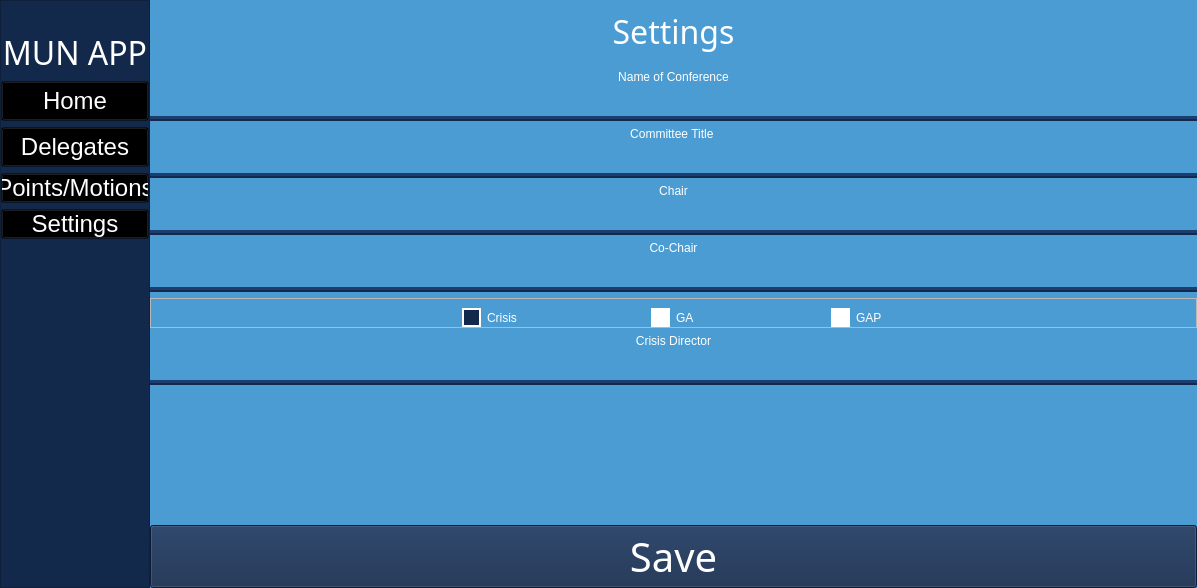
First picture: the form in mun_app_ui.ui, repository mkirby528/Run-MUN, before the edit.
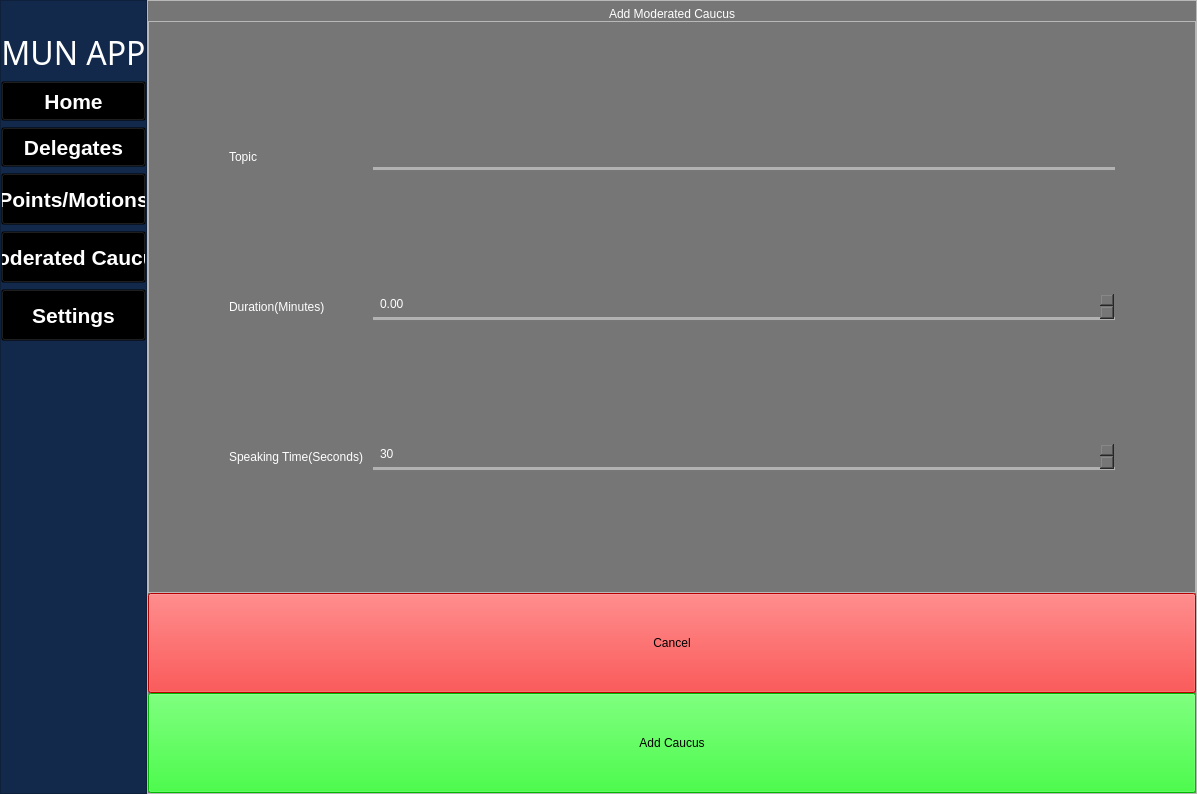
Second picture: the form after the edit. The open tabs and pages were chosen to show the change. Icons and pictures are not drawn.

The edit to the form file:
```diff
--- a/mun_app_ui.ui
+++ b/mun_app_ui.ui
@@ -7,7 +7,7 @@
     <x>0</x>
     <y>0</y>
     <width>1197</width>
-    <height>588</height>
+    <height>794</height>
    </rect>
   </property>
   <property name="font">
@@ -27,12 +27,13 @@
 	color:white;
 	font: 75 24pt &quot;Poor Richard&quot;;
 }
-QPushButton#home_button,#delegates_button,#points_motions_button,#settings_button {
+#home_button,#delegates_button,#points_motions_button,#settings_button, #moderated_caucus_button {
 		background-color: transparent;
 		border-color: transparent;
 		color:white;	
 		width: 100%;
 		margin: 0px;		
+		height: 50px
 }
 
 QPushButton#home_button:hover,#delegates_button:hover,#points_motions_button:hover,#settings_button:hover{
@@ -40,12 +41,12 @@
 
 }
 
-#settings_page, #points_motions_page{
+#settings_page, #points_motions_page, #moderated_caucus_page{
 	background-color: #4B9CD3;
 
 }
 
-#settings_title_label, #delegates_title_label, #points_and_motions_label{
+#settings_title_label, #delegates_title_label, #points_and_motions_label,#moderated_caucus_title_label{
 	color:white;
 	font: 24pt &quot;Arial Black&quot;;
 	padding-bottom: 10px;
@@ -69,7 +70,6 @@
 
 QRadioButton {
     color:                  white;
-	
 	font: 14pt &quot;Arial Black&quot;;
 }
 
@@ -99,7 +99,7 @@
 		background-color: #4B9CD3;
 }
 
-#add_delegate_button, #add_motion_button{
+#add_delegate_button, #add_motion_button, #add_mod_caucus_button{
 	background-color: #767676;
 	border-color: transparent;
 	color:white;
@@ -115,18 +115,59 @@
 	background-color: lightgrey;
 }
 
-#delegates_info_label{
+#delegates_info_label, #mod_info_label,#mod_speakers_list_label{
 	background-color:#13294B;
 	color:white;
 	font: 87 12pt &quot;Arial Black&quot;;
 }
 
+#add_delegate_page, #add_mod_caucus_page{
+background-color: #767676;
+}
+#add_delegate_page_title, #add_mod_caucus_title{
+	color:white;
+	font: 75 36pt &quot;MS Shell Dlg 2&quot;;
+}
 
+#add_delegate_name_field, #add_mod_topic_field{
+	color:white;
+	background-color: #767676;
+	font: 75 24pt &quot;MS Shell Dlg 2&quot;;	border-style: ridge;
+    border-width: 0px,5px,0px,0px;
+    border-color: #777777;
+	padding: 5px
+}
 
+#cancel_button, #cancel_button_mod{
+	background-color: red;
+	color: black;
+	font: 87 24pt &quot;Arial Black&quot;;
+}
 
-</string>
+
+#confirm_add_button, #confirm_add_button_mod{
+	background-color: lime;
+	color: black;
+	font: 87 24pt &quot;Arial Black&quot;;
+}
+
+#duration_spin_box, #speaking_time_spin_box{
+	color:white;
+	background-color: #767676;
+	font: 75 14pt &quot;MS Shell Dlg 2&quot;;	
+	border-style: ridge;
+    border-width: 0px,5px,0px,0px;
+    border-color: #777777;
+	padding: 5px
+}
+
+
+#add_topic_label, #add_duration_label, #add_speaking_time_label{
+	color:white;
+	font: 87 14pt &quot;Arial Black&quot;;
+}</string>
   </property>
-  <layout class="QGridLayout" name="gridLayout" columnstretch="1,7">
+  <layout class="QGridLayout" name="gridLayout_4">
    <property name="leftMargin">
     <number>0</number>
    </property>
@@ -145,7 +186,7 @@
    <item row="0" column="1">
     <widget class="QStackedWidget" name="content_pane">
      <property name="sizePolicy">
-      <sizepolicy hsizetype="Preferred" vsizetype="Preferred">
+      <sizepolicy hsizetype="Expanding" vsizetype="Expanding">
        <horstretch>0</horstretch>
        <verstretch>0</verstretch>
       </sizepolicy>
@@ -449,6 +490,297 @@
        </item>
       </layout>
      </widget>
+     <widget class="QWidget" name="moderated_caucus_page">
+      <layout class="QGridLayout" name="gridLayout" columnstretch="2,1">
+       <property name="verticalSpacing">
+        <number>3</number>
+       </property>
+       <item row="4" column="0">
+        <widget class="QFrame" name="mod_timer_button_bar">
+         <property name="sizePolicy">
+          <sizepolicy hsizetype="Preferred" vsizetype="Preferred">
+           <horstretch>0</horstretch>
+           <verstretch>0</verstretch>
+          </sizepolicy>
+         </property>
+         <layout class="QHBoxLayout" name="horizontalLayout">
+          <item>
+           <widget class="QPushButton" name="start_timer_mod">
+            <property name="text">
+             <string>Start </string>
+            </property>
+           </widget>
+          </item>
+          <item>
+           <widget class="QPushButton" name="pause_timer_mod">
+            <property name="sizePolicy">
+             <sizepolicy hsizetype="Minimum" vsizetype="Fixed">
+              <horstretch>0</horstretch>
+              <verstretch>4</verstretch>
+             </sizepolicy>
+            </property>
+            <property name="text">
+             <string>Pause/Resume</string>
+            </property>
+           </widget>
+          </item>
+          <item>
+           <widget class="QPushButton" name="reset_timer_mod">
+            <property name="text">
+             <string>Reset</string>
+            </property>
+           </widget>
+          </item>
+         </layout>
+        </widget>
+       </item>
+       <item row="2" column="1">
+        <widget class="QLabel" name="mod_speakers_list_label">
+         <property name="text">
+          <string>Speakers </string>
+         </property>
+         <property name="alignment">
+          <set>Qt::AlignCenter</set>
+         </property>
+        </widget>
+       </item>
+       <item row="2" column="0">
+        <widget class="QLabel" name="mod_info_label">
+         <property name="text">
+          <string>MOD INFO</string>
+         </property>
+         <property name="alignment">
+          <set>Qt::AlignHCenter|Qt::AlignTop</set>
+         </property>
+        </widget>
+       </item>
+       <item row="0" column="0" colspan="2">
+        <widget class="QLabel" name="moderated_caucus_title_label">
+         <property name="text">
+          <string>Moderated Caucus</string>
+         </property>
+         <property name="alignment">
+          <set>Qt::AlignHCenter|Qt::AlignTop</set>
+         </property>
+        </widget>
+       </item>
+       <item row="4" column="1">
+        <widget class="QPushButton" name="pushButton_4">
+         <property name="text">
+          <string>Add Speaker</string>
+         </property>
+        </widget>
+       </item>
+       <item row="3" column="1">
+        <widget class="QScrollArea" name="scrollArea">
+         <property name="widgetResizable">
+          <bool>true</bool>
+         </property>
+         <widget class="QWidget" name="scrollAreaWidgetContents_3">
+          <property name="geometry">
+           <rect>
+            <x>0</x>
+            <y>0</y>
+            <width>322</width>
+            <height>583</height>
+           </rect>
+          </property>
+         </widget>
+        </widget>
+       </item>
+       <item row="1" column="0" colspan="2">
+        <widget class="QPushButton" name="add_mod_caucus_button">
+         <property name="text">
+          <string>Add Caucus</string>
+         </property>
+        </widget>
+       </item>
+       <item row="3" column="0">
+        <widget class="QLCDNumber" name="countdown_timer">
+         <property name="frameShape">
+          <enum>QFrame::NoFrame</enum>
+         </property>
+         <property name="digitCount">
+          <number>1</number>
+         </property>
+        </widget>
+       </item>
+      </layout>
+     </widget>
+     <widget class="QWidget" name="add_mod_caucus_page">
+      <layout class="QVBoxLayout" name="verticalLayout_5">
+       <property name="spacing">
+        <number>0</number>
+       </property>
+       <property name="leftMargin">
+        <number>0</number>
+       </property>
+       <property name="topMargin">
+        <number>0</number>
+       </property>
+       <property name="rightMargin">
+        <number>0</number>
+       </property>
+       <property name="bottomMargin">
+        <number>0</number>
+       </property>
+       <item>
+        <widget class="QFrame" name="add_mod_page_frame">
+         <property name="frameShape">
+          <enum>QFrame::StyledPanel</enum>
+         </property>
+         <property name="frameShadow">
+          <enum>QFrame::Raised</enum>
+         </property>
+         <layout class="QVBoxLayout" name="verticalLayout_6">
+          <property name="spacing">
+           <number>0</number>
+          </property>
+          <property name="leftMargin">
+           <number>0</number>
+          </property>
+          <property name="topMargin">
+           <number>6</number>
+          </property>
+          <property name="rightMargin">
+           <number>0</number>
+          </property>
+          <property name="bottomMargin">
+           <number>0</number>
+          </property>
+          <item>
+           <widget class="QLabel" name="add_mod_caucus_title">
+            <property name="sizePolicy">
+             <sizepolicy hsizetype="Preferred" vsizetype="Fixed">
+              <horstretch>0</horstretch>
+              <verstretch>0</verstretch>
+             </sizepolicy>
+            </property>
+            <property name="text">
+             <string>Add Moderated Caucus</string>
+            </property>
+            <property name="alignment">
+             <set>Qt::AlignCenter</set>
+            </property>
+           </widget>
+          </item>
+          <item>
+           <widget class="QFrame" name="frame_2">
+            <property name="frameShape">
+             <enum>QFrame::StyledPanel</enum>
+            </property>
+            <property name="frameShadow">
+             <enum>QFrame::Raised</enum>
+            </property>
+            <layout class="QGridLayout" name="gridLayout_5">
+             <property name="leftMargin">
+              <number>80</number>
+             </property>
+             <property name="topMargin">
+              <number>0</number>
+             </property>
+             <property name="rightMargin">
+              <number>80</number>
+             </property>
+             <property name="bottomMargin">
+              <number>0</number>
+             </property>
+             <property name="horizontalSpacing">
+              <number>10</number>
+             </property>
+             <property name="verticalSpacing">
+              <number>0</number>
+             </property>
+             <item row="0" column="1">
+              <widget class="QLineEdit" name="add_mod_topic_field">
+               <property name="text">
+                <string/>
+               </property>
+              </widget>
+             </item>
+             <item row="4" column="1">
+              <widget class="QSpinBox" name="speaking_time_spin_box">
+               <property name="maximum">
+                <number>999</number>
+               </property>
+               <property name="value">
+                <number>30</number>
+               </property>
+              </widget>
+             </item>
+             <item row="4" column="0">
+              <widget class="QLabel" name="add_speaking_time_label">
+               <property name="text">
+                <string>Speaking Time(Seconds)</string>
+               </property>
+              </widget>
+             </item>
+             <item row="0" column="0">
+              <widget class="QLabel" name="add_topic_label">
+               <property name="text">
+                <string>Topic</string>
+               </property>
+               <property name="alignment">
+                <set>Qt::AlignLeading|Qt::AlignLeft|Qt::AlignVCenter</set>
+               </property>
+              </widget>
+             </item>
+             <item row="1" column="1">
+              <widget class="QDoubleSpinBox" name="duration_spin_box"/>
+             </item>
+             <item row="1" column="0">
+              <widget class="QLabel" name="add_duration_label">
+               <property name="text">
+                <string>Duration(Minutes)</string>
+               </property>
+              </widget>
+             </item>
+            </layout>
+           </widget>
+          </item>
+          <item>
+           <widget class="QPushButton" name="cancel_button_mod">
+            <property name="sizePolicy">
+             <sizepolicy hsizetype="Minimum" vsizetype="MinimumExpanding">
+              <horstretch>0</horstretch>
+              <verstretch>0</verstretch>
+             </sizepolicy>
+            </property>
+            <property name="maximumSize">
+             <size>
+              <width>16777215</width>
+              <height>100</height>
+             </size>
+            </property>
+            <property name="text">
+             <string>Cancel</string>
+            </property>
+           </widget>
+          </item>
+          <item>
+           <widget class="QPushButton" name="confirm_add_button_mod">
+            <property name="sizePolicy">
+             <sizepolicy hsizetype="Minimum" vsizetype="MinimumExpanding">
+              <horstretch>0</horstretch>
+              <verstretch>0</verstretch>
+             </sizepolicy>
+            </property>
+            <property name="maximumSize">
+             <size>
+              <width>16777215</width>
+              <height>100</height>
+             </size>
+            </property>
+            <property name="text">
+             <string>Add Caucus</string>
+            </property>
+           </widget>
+          </item>
+         </layout>
+        </widget>
+       </item>
+      </layout>
+     </widget>
      <widget class="QWidget" name="settings_page">
       <layout class="QFormLayout" name="formLayout">
        <property name="horizontalSpacing">
@@ -721,7 +1053,9 @@
      </property>
      <property name="font">
       <font>
-       <pointsize>4</pointsize>
+       <pointsize>16</pointsize>
+       <weight>75</weight>
+       <bold>true</bold>
       </font>
      </property>
      <property name="styleSheet">
@@ -733,7 +1067,7 @@
      <property name="frameShadow">
       <enum>QFrame::Plain</enum>
      </property>
-     <layout class="QGridLayout" name="gridLayout_2" rowstretch="0,0,0,0,0,0,0">
+     <layout class="QGridLayout" name="gridLayout_2" rowstretch="0,0,0,0,0,0,0,0,0,0">
       <property name="sizeConstraint">
        <enum>QLayout::SetMaximumSize</enum>
       </property>
@@ -746,6 +1080,103 @@
       <property name="bottomMargin">
        <number>9</number>
       </property>
+      <item row="1" column="0">
+       <widget class="QLabel" name="app_title">
+        <property name="font">
+         <font>
+          <family>Poor Richard</family>
+          <pointsize>24</pointsize>
+          <weight>9</weight>
+          <italic>false</italic>
+          <bold>false</bold>
+         </font>
+        </property>
+        <property name="text">
+         <string>MUN APP</string>
+        </property>
+        <property name="alignment">
+         <set>Qt::AlignCenter</set>
+        </property>
+        <property name="wordWrap">
+         <bool>true</bool>
+        </property>
+       </widget>
+      </item>
+      <item row="4" column="0">
+       <widget class="QPushButton" name="delegates_button">
+        <property name="sizePolicy">
+         <sizepolicy hsizetype="Expanding" vsizetype="Fixed">
+          <horstretch>0</horstretch>
+          <verstretch>0</verstretch>
+         </sizepolicy>
+        </property>
+        <property name="minimumSize">
+         <size>
+          <width>20</width>
+          <height>40</height>
+         </size>
+        </property>
+        <property name="maximumSize">
+         <size>
+          <width>200</width>
+          <height>40</height>
+         </size>
+        </property>
+        <property name="sizeIncrement">
+         <size>
+          <width>0</width>
+          <height>0</height>
+         </size>
+        </property>
+        <property name="font">
+         <font>
+          <pointsize>16</pointsize>
+          <weight>75</weight>
+          <bold>true</bold>
+         </font>
+        </property>
+        <property name="layoutDirection">
+         <enum>Qt::LeftToRight</enum>
+        </property>
+        <property name="text">
+         <string>Delegates</string>
+        </property>
+        <property name="default">
+         <bool>false</bool>
+        </property>
+        <property name="flat">
+         <bool>false</bool>
+        </property>
+       </widget>
+      </item>
+      <item row="8" column="0">
+       <widget class="QPushButton" name="settings_button">
+        <property name="font">
+         <font>
+          <pointsize>16</pointsize>
+          <weight>75</weight>
+          <bold>true</bold>
+         </font>
+        </property>
+        <property name="text">
+         <string>Settings</string>
+        </property>
+       </widget>
+      </item>
+      <item row="6" column="0">
+       <widget class="QPushButton" name="points_motions_button">
+        <property name="font">
+         <font>
+          <pointsize>16</pointsize>
+          <weight>75</weight>
+          <bold>true</bold>
+         </font>
+        </property>
+        <property name="text">
+         <string>Points/Motions</string>
+        </property>
+       </widget>
+      </item>
       <item row="0" column="0">
        <widget class="QLabel" name="cira_logo">
         <property name="text">
@@ -787,7 +1218,9 @@
         </property>
         <property name="font">
          <font>
-          <pointsize>18</pointsize>
+          <pointsize>16</pointsize>
+          <weight>75</weight>
+          <bold>true</bold>
          </font>
         </property>
         <property name="text">
@@ -810,106 +1243,32 @@
         </property>
        </widget>
       </item>
-      <item row="5" column="0">
-       <widget class="QPushButton" name="settings_button">
+      <item row="7" column="0">
+       <widget class="QPushButton" name="moderated_caucus_button">
         <property name="font">
          <font>
-          <pointsize>18</pointsize>
+          <pointsize>16</pointsize>
+          <weight>75</weight>
+          <bold>true</bold>
          </font>
         </property>
         <property name="text">
-         <string>Settings</string>
+         <string>Moderated Caucus</string>
         </property>
        </widget>
       </item>
-      <item row="3" column="0">
-       <widget class="QPushButton" name="delegates_button">
-        <property name="sizePolicy">
-         <sizepolicy hsizetype="Expanding" vsizetype="Fixed">
-          <horstretch>0</horstretch>
-          <verstretch>0</verstretch>
-         </sizepolicy>
-        </property>
-        <property name="minimumSize">
-         <size>
-          <width>20</width>
-          <height>40</height>
-         </size>
-        </property>
-        <property name="maximumSize">
-         <size>
-          <width>200</width>
-          <height>40</height>
-         </size>
-        </property>
-        <property name="sizeIncrement">
-         <size>
-          <width>0</width>
-          <height>0</height>
-         </size>
-        </property>
-        <property name="font">
-         <font>
-          <pointsize>18</pointsize>
-         </font>
-        </property>
-        <property name="layoutDirection">
-         <enum>Qt::LeftToRight</enum>
-        </property>
-        <property name="text">
-         <string>Delegates</string>
-        </property>
-        <property name="default">
-         <bool>false</bool>
-        </property>
-        <property name="flat">
-         <bool>false</bool>
-        </property>
-       </widget>
-      </item>
-      <item row="4" column="0">
-       <widget class="QPushButton" name="points_motions_button">
-        <property name="font">
-         <font>
-          <pointsize>18</pointsize>
-         </font>
-        </property>
-        <property name="text">
-         <string>Points/Motions</string>
-        </property>
-       </widget>
-      </item>
-      <item row="1" column="0">
-       <widget class="QLabel" name="app_title">
-        <property name="font">
-         <font>
-          <family>Poor Richard</family>
-          <pointsize>24</pointsize>
-          <weight>9</weight>
-          <italic>false</italic>
-          <bold>false</bold>
-         </font>
-        </property>
-        <property name="text">
-         <string>MUN APP</string>
-        </property>
-        <property name="alignment">
-         <set>Qt::AlignCenter</set>
-        </property>
-        <property name="wordWrap">
-         <bool>true</bool>
-        </property>
-       </widget>
-      </item>
-      <item row="6" column="0">
+      <item row="9" column="0">
        <spacer name="verticalSpacer">
         <property name="orientation">
          <enum>Qt::Vertical</enum>
         </property>
+        <property name="sizeType">
+         <enum>QSizePolicy::MinimumExpanding</enum>
+        </property>
         <property name="sizeHint" stdset="0">
          <size>
           <width>20</width>
-          <height>184</height>
+          <height>300</height>
          </size>
         </property>
        </spacer>
```
Left out of the diff: 49 changed lines with no effect on the pictures.
